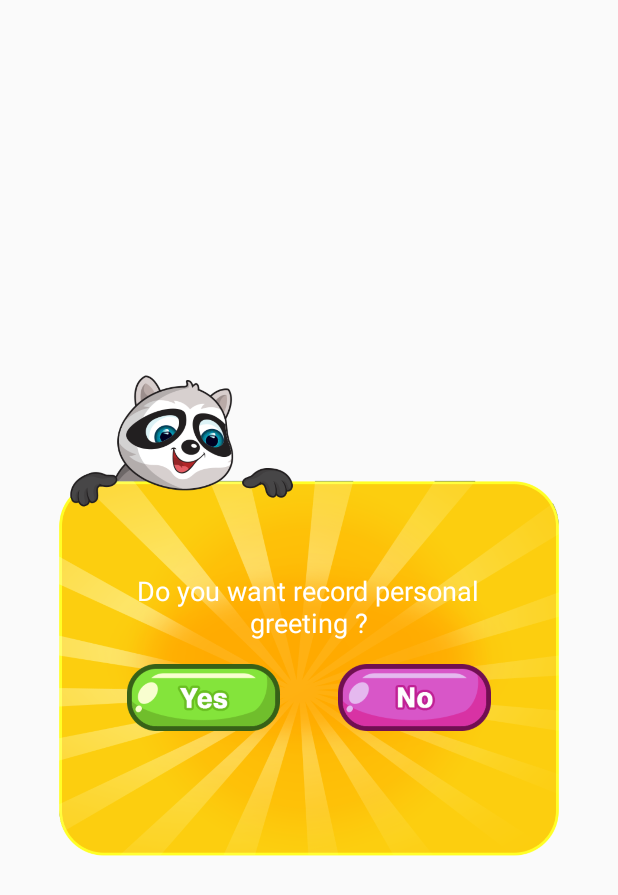
After one commit to DaxCorner/My-Audio-Story-Android, an Android app: the layout custom_yes_or_no_greeting.xml on its own in the app's theme, with its tools: preview values and no code run, on a phone screen of 412 x 824 dp. The commit adds this screen. Shown: the top 895 px of the screen. Run offline under Robolectric (Android 15) with nearby library versions, the phone set to English and light mode, and no system bars.

Commit message:
Dialog Box Personal greeting

```diff
--- a/app/src/main/res/layout/custom_delete_popup.xml
+++ b/app/src/main/res/layout/custom_delete_popup.xml
@@ -35,7 +35,7 @@
                 android:layout_marginTop="175dp"
                 android:layout_weight="1"
                 android:padding="5dp"
-                android:src="@drawable/delete_no_press" />
+                android:src="@drawable/delete_no_pressed" />
 
             <ImageView
                 android:layout_width="wrap_content"
--- /dev/null
+++ b/app/src/main/res/layout/custom_yes_or_no_greeting.xml
@@ -0,0 +1,65 @@
+<?xml version="1.0" encoding="utf-8"?>
+<RelativeLayout xmlns:android="http://schemas.android.com/apk/res/android"
+    android:layout_width="match_parent"
+    android:layout_height="match_parent"
+    android:layout_centerInParent="true"
+    android:layout_gravity="center_horizontal"
+    android:orientation="vertical"
+    android:padding="5dp">
+
+
+    <ImageView
+        android:id="@+id/login_dialog"
+        android:layout_width="wrap_content"
+        android:layout_height="wrap_content"
+        android:layout_centerInParent="true"
+        android:src="@drawable/log_in_popup" />
+
+    <LinearLayout
+        android:layout_width="wrap_content"
+        android:layout_height="wrap_content"
+        android:layout_centerInParent="true"
+        android:orientation="vertical"
+        android:paddingLeft="50dp"
+        android:paddingRight="50dp">
+
+        <TextView
+            android:id="@+id/record_personal_greeting"
+            android:layout_width="250dp"
+            android:layout_height="wrap_content"
+            android:layout_gravity="center_horizontal"
+            android:layout_marginTop="60dp"
+            android:gravity="center"
+            android:src="@drawable/user_name_text"
+            android:text="@string/personal_greeting_string"
+            android:textAppearance="@style/TextAppearance.AppCompat.Medium"
+            android:textColor="#fff" />
+
+        <LinearLayout
+            android:layout_width="wrap_content"
+            android:layout_height="wrap_content"
+            android:orientation="horizontal"
+            android:padding="10dp"
+            android:weightSum="2">
+
+            <ImageView
+                android:id="@+id/yes_btn_record_greeting"
+                android:layout_width="wrap_content"
+                android:layout_height="55dp"
+                android:layout_weight="1"
+                android:padding="5dp"
+                android:src="@drawable/delete_yes_pressed" />
+
+            <ImageView
+                android:id="@+id/no_btn_record_greeting"
+                android:layout_width="wrap_content"
+                android:layout_height="55dp"
+                android:layout_weight="1"
+                android:padding="5dp"
+                android:src="@drawable/delete_no_pressed" />
+        </LinearLayout>
+
+
+    </LinearLayout>
+
+</RelativeLayout>
--- a/app/src/main/res/values/strings.xml
+++ b/app/src/main/res/values/strings.xml
@@ -1,4 +1,5 @@
 <resources>
     <string name="app_name">Children\'s Book</string>
     <string name="who_do_you_want_to_share_your_n_recorded_story_with">Who do you want to share your \n  recorded story with:</string>
+    <string name="personal_greeting_string">Do you want record personal greeting ?</string>
 </resources>
```
Also changed, not shown: app/src/main/java/com/doozycod/childrenaudiobook/Activities/BookDetailActivity.java (+5 -2 lines), app/src/main/java/com/doozycod/childrenaudiobook/Activities/RecordYourOwnActivity.java (+39 -3 lines), app/src/main/java/com/doozycod/childrenaudiobook/Activities/StartRecordingActivity.java (+43 -9 lines), app/src/main/java/com/doozycod/childrenaudiobook/Adapter/RecyclerAdapter.java (+7 -3 lines), app/src/main/res/drawable/delete_no_pressed.xml (renamed from app/src/main/res/drawable/delete_no_press.xml).
